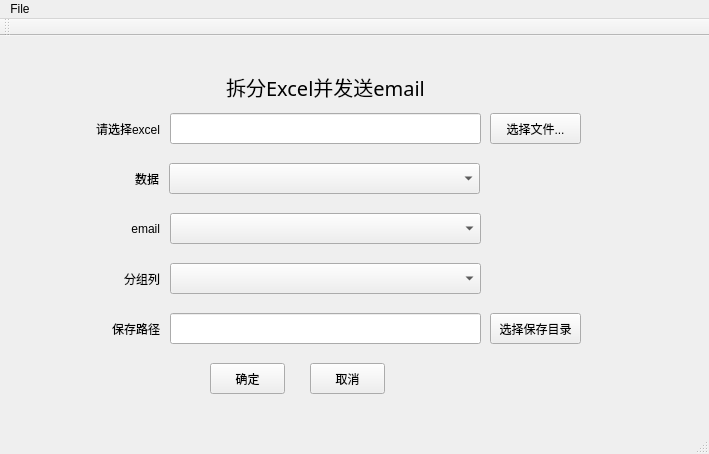
Old version of the form mainwindow.ui in the repository ainiaa/splitExcel.
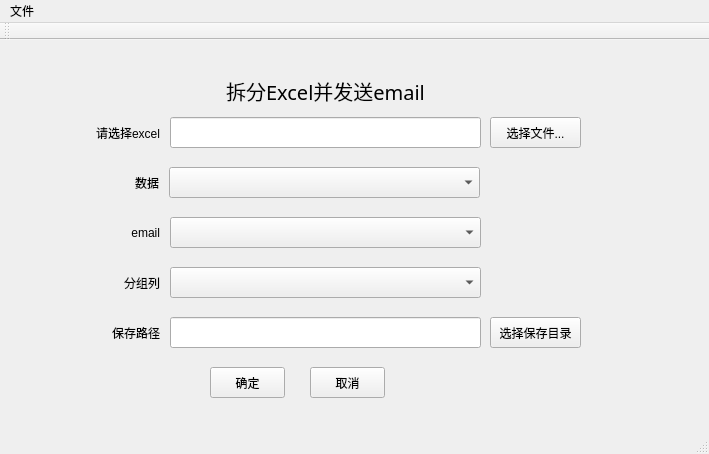
New version of the form. Icons and pictures are not drawn.

Diff of the .ui file:
```diff
--- a/mainwindow.ui
+++ b/mainwindow.ui
@@ -249,7 +249,7 @@
    </property>
    <widget class="QMenu" name="menuFile">
     <property name="title">
-     <string>File</string>
+     <string>文件</string>
     </property>
     <addaction name="actionConfig_Setting"/>
     <addaction name="actionLoad_Config"/>
```
Left out of the diff: 3 changed lines with no effect on the pictures.
